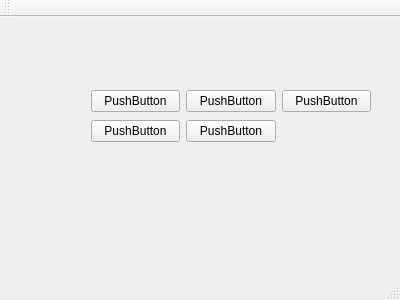
Above: mainwindow.ui from yangsheng6810/pvz before the change. Below: the same form after it.
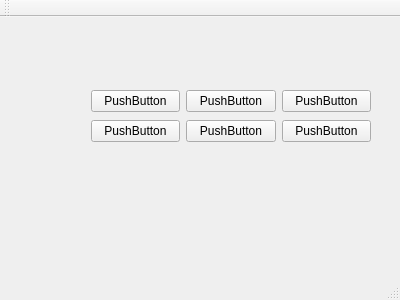
That is the form after the change.

```diff
--- a/mainwindow.ui
+++ b/mainwindow.ui
@@ -59,6 +59,13 @@
        </property>
       </widget>
      </item>
+     <item row="1" column="2">
+      <widget class="QPushButton" name="pushButton_6">
+       <property name="text">
+        <string>PushButton</string>
+       </property>
+      </widget>
+     </item>
     </layout>
    </widget>
   </widget>
```
